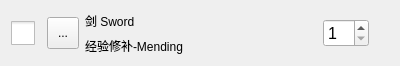
Old version of the form itemlistwidget.ui in the repository Dinosaur-MC/BestEnchSeq.
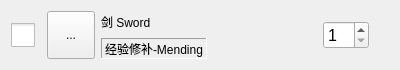
New version of the form.

The edit to the form file:
```diff
--- a/itemlistwidget.ui
+++ b/itemlistwidget.ui
@@ -58,8 +58,8 @@
     <widget class="QToolButton" name="toolButton">
      <property name="minimumSize">
       <size>
-       <width>32</width>
-       <height>32</height>
+       <width>48</width>
+       <height>48</height>
       </size>
      </property>
      <property name="text">
@@ -67,8 +67,8 @@
      </property>
      <property name="iconSize">
       <size>
-       <width>24</width>
-       <height>24</height>
+       <width>48</width>
+       <height>48</height>
       </size>
      </property>
     </widget>
@@ -109,6 +109,12 @@
           <verstretch>0</verstretch>
          </sizepolicy>
         </property>
+        <property name="frameShape">
+         <enum>QFrame::Panel</enum>
+        </property>
+        <property name="frameShadow">
+         <enum>QFrame::Sunken</enum>
+        </property>
         <property name="text">
          <string>经验修补-Mending</string>
         </property>
```
